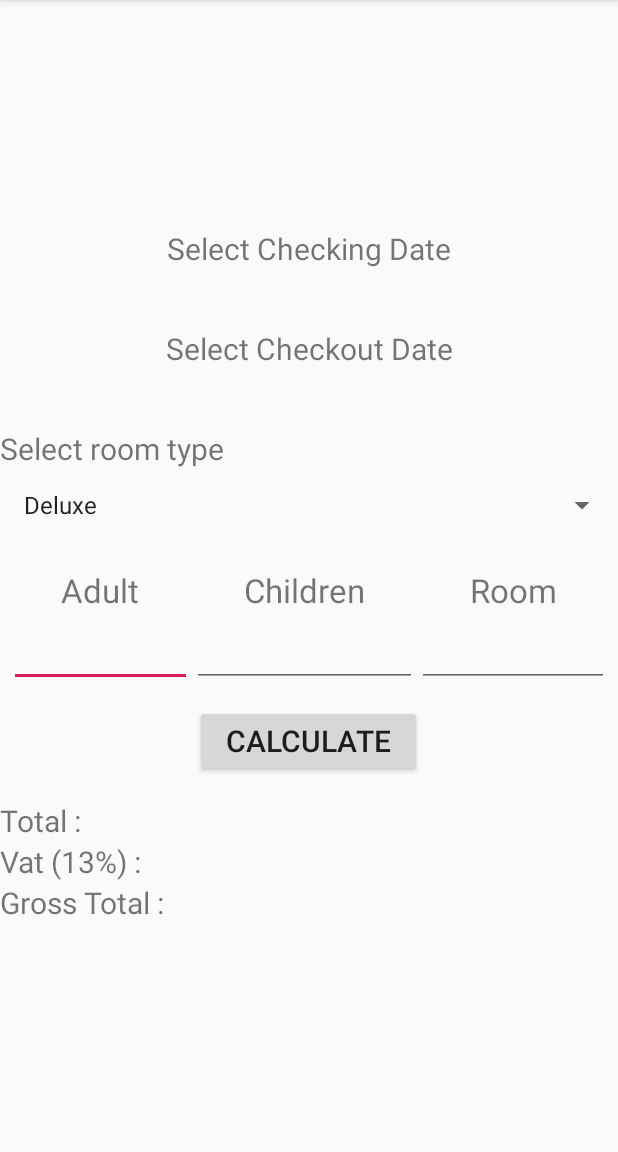
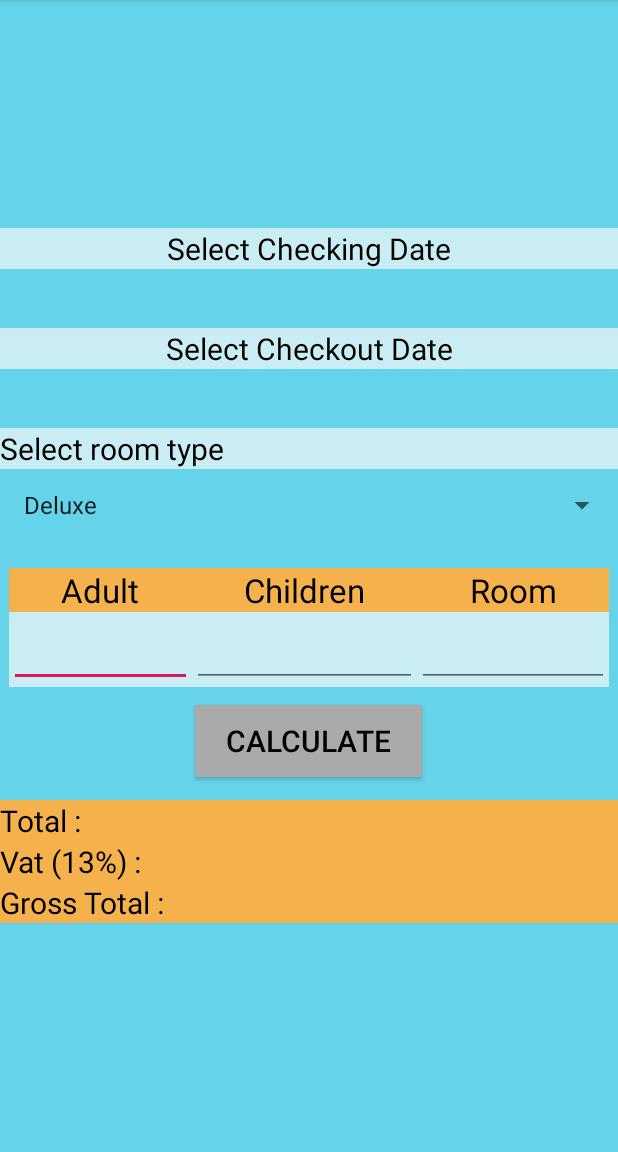
Before and after one commit to Ajar-maharjan/Assignment1, an Android app: the screen it shows after launch (MainActivity), on a phone screen of 412 x 824 dp, the part 84-1236 px from its top. Run offline under Robolectric (Android 15) with nearby library versions, the phone set to English and light mode, and no system bars.

Commit message:
Final complete application push

```diff
--- a/app/src/main/res/layout/activity_main.xml
+++ b/app/src/main/res/layout/activity_main.xml
@@ -4,6 +4,7 @@
     xmlns:tools="http://schemas.android.com/tools"
     android:layout_width="match_parent"
     android:layout_height="match_parent"
+    android:background="#65d4eb"
     android:gravity="center"
     android:orientation="vertical"
     tools:context=".MainActivity">
@@ -11,6 +12,7 @@
     <TextView
         android:id="@+id/tvChecking"
         style="@style/TextStyle"
+        android:background="#c9edf2"
         android:text="Select Checking Date" />
 
     <TextView
@@ -21,6 +23,7 @@
     <TextView
         android:id="@+id/tvCheckout"
         style="@style/TextStyle"
+        android:background="#c9edf2"
         android:text="Select Checkout Date" />
 
     <TextView
@@ -30,6 +33,7 @@
 
     <TextView
         style="@style/TextStyle"
+        android:background="#c9edf2"
         android:gravity="left"
         android:text="Select room type" />
 
@@ -42,20 +46,24 @@
         android:layout_width="match_parent"
         android:layout_height="wrap_content"
         android:layout_margin="6dp"
+        android:background="#c9edf2"
         android:columnCount="3"
         android:rowCount="2"
         tools:context=".GridActivity">
 
         <TextView
             style="@style/GridStyle"
+            android:background="#f5b14c"
             android:text="Adult" />
 
         <TextView
             style="@style/GridStyle"
+            android:background="#f5b14c"
             android:text="Children" />
 
         <TextView
             style="@style/GridStyle"
+            android:background="#f5b14c"
             android:text="Room" />
 
         <EditText
@@ -82,23 +90,27 @@
         android:layout_gravity="center"
         android:layout_marginTop="6dp"
         android:layout_marginBottom="15dp"
+        android:background="@android:color/darker_gray"
         android:text="Calculate" />
 
     <TextView
         android:id="@+id/tvTotal"
         style="@style/TextStyle"
+        android:background="#f5b14c"
         android:gravity="left"
         android:text="Total : " />
 
     <TextView
         android:id="@+id/tvVat"
         style="@style/TextStyle"
+        android:background="#f5b14c"
         android:gravity="left"
         android:text="Vat (13%) : " />
 
     <TextView
         android:id="@+id/tvGrosstotal"
         style="@style/TextStyle"
+        android:background="#f5b14c"
         android:gravity="left"
         android:text="Gross Total : " />
 
--- a/app/src/main/res/values/styles.xml
+++ b/app/src/main/res/values/styles.xml
@@ -14,6 +14,7 @@
         <item name="android:layout_width">match_parent</item>
         <item name="android:textSize">20sp</item>
         <item name="android:gravity">center</item>
+        <item name="android:textColor">@android:color/background_dark</item>
     </style>
 
      <style name="GridStyle">
@@ -23,6 +24,7 @@
          <item name="android:layout_columnWeight">1</item>
          <item name="android:textSize">22sp</item>
          <item name="android:gravity">center</item>
+         <item name="android:textColor">@android:color/background_dark</item>
      </style>
 
 
```
Also changed, not shown: app/src/main/java/com/novc/assignment1/MainActivity.java (+17 -2 lines).
